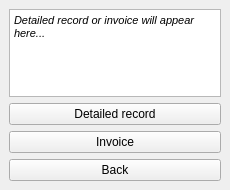
First picture: the form in 代码/GUI/UI files/ReceptionMenu.ui, repository foresthead/ac-system, before the edit.
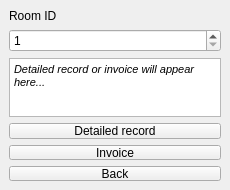
Second picture: the form after the edit.

Commit message: Reception UI (on screen output only)

```diff
--- a/代码/GUI/UI files/ReceptionMenu.ui
+++ b/代码/GUI/UI files/ReceptionMenu.ui
@@ -21,6 +21,23 @@
   </property>
   <widget class="QWidget" name="centralwidget">
    <layout class="QVBoxLayout" name="verticalLayout_3">
+    <item>
+     <widget class="QLabel" name="labelID">
+      <property name="text">
+       <string>Room ID</string>
+      </property>
+     </widget>
+    </item>
+    <item>
+     <widget class="QSpinBox" name="spinID">
+      <property name="minimum">
+       <number>1</number>
+      </property>
+      <property name="maximum">
+       <number>5</number>
+      </property>
+     </widget>
+    </item>
     <item>
      <widget class="QTextBrowser" name="textBrowser">
       <property name="html">
```
The commit also changes 7 other files.
